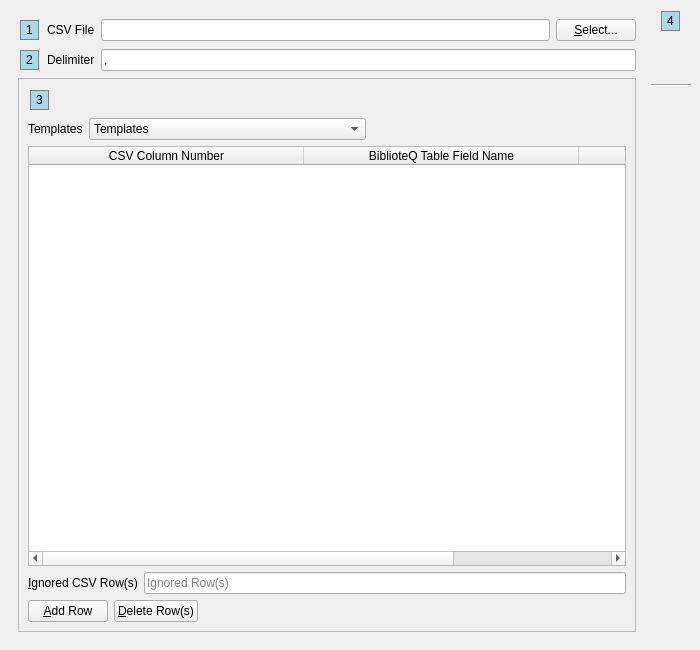
The window that UI/biblioteq_import.ui (textbrowser/biblioteq) describes before a commit, drawn with Qt 5.
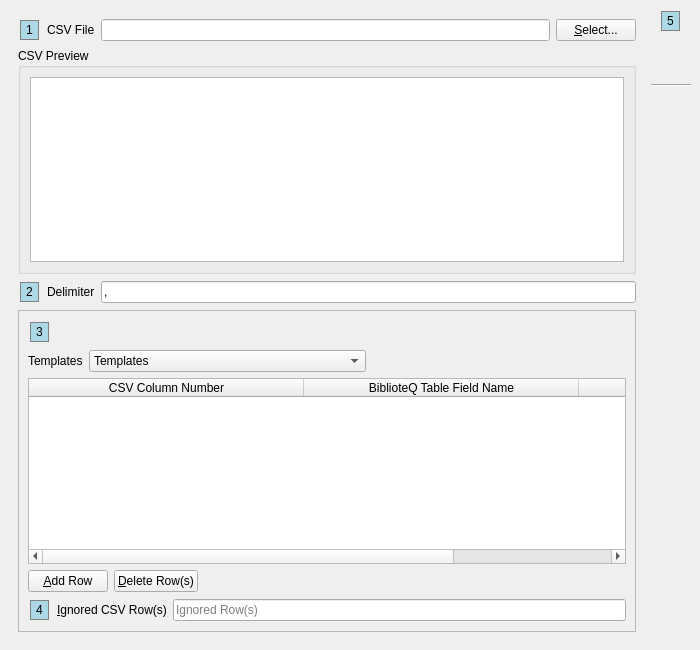
The same window after the commit. Icons and pictures are not drawn.

Commit message: CSV preview.

The edit to the form file:
```diff
--- a/UI/biblioteq_import.ui
+++ b/UI/biblioteq_import.ui
@@ -68,6 +68,34 @@
          </item>
         </layout>
        </item>
+       <item>
+        <widget class="QGroupBox" name="groupBox">
+         <property name="title">
+          <string>CSV Preview</string>
+         </property>
+         <layout class="QVBoxLayout" name="verticalLayout_3">
+          <item>
+           <widget class="QTableWidget" name="preview">
+            <property name="alternatingRowColors">
+             <bool>true</bool>
+            </property>
+            <property name="selectionMode">
+             <enum>QAbstractItemView::SingleSelection</enum>
+            </property>
+            <property name="selectionBehavior">
+             <enum>QAbstractItemView::SelectRows</enum>
+            </property>
+            <property name="horizontalScrollMode">
+             <enum>QAbstractItemView::ScrollPerPixel</enum>
+            </property>
+            <attribute name="horizontalHeaderStretchLastSection">
+             <bool>true</bool>
+            </attribute>
+           </widget>
+          </item>
+         </layout>
+        </widget>
+       </item>
        <item>
         <layout class="QHBoxLayout" name="horizontalLayout_5">
          <item>
@@ -121,7 +149,7 @@
             <x>0</x>
             <y>0</y>
             <width>620</width>
-            <height>540</height>
+            <height>330</height>
            </rect>
           </property>
           <layout class="QVBoxLayout" name="verticalLayout_2">
@@ -249,8 +277,60 @@
              </widget>
             </widget>
            </item>
+           <item>
+            <layout class="QHBoxLayout" name="horizontalLayout_3">
+             <item>
+              <widget class="QPushButton" name="add_row">
+               <property name="text">
+                <string>&amp;Add Row</string>
+               </property>
+              </widget>
+             </item>
+             <item>
+              <widget class="QPushButton" name="delete_row">
+               <property name="text">
+                <string>&amp;Delete Row(s)</string>
+               </property>
+              </widget>
+             </item>
+             <item>
+              <spacer name="horizontalSpacer">
+               <property name="orientation">
+                <enum>Qt::Horizontal</enum>
+               </property>
+               <property name="sizeHint" stdset="0">
+                <size>
+                 <width>40</width>
+                 <height>20</height>
+                </size>
+               </property>
+              </spacer>
+             </item>
+            </layout>
+           </item>
            <item>
             <layout class="QHBoxLayout" name="horizontalLayout_10">
+             <item>
+              <widget class="QLabel" name="label_109">
+               <property name="sizePolicy">
+                <sizepolicy hsizetype="Fixed" vsizetype="Fixed">
+                 <horstretch>0</horstretch>
+                 <verstretch>0</verstretch>
+                </sizepolicy>
+               </property>
+               <property name="styleSheet">
+                <string notr="true">QLabel {
+ border: 1px solid gray;
+ background-color: lightblue;
+ margin: 2px;
+ padding: 2px;
+ }</string>
+               </property>
+               <property name="text">
+                <string>4</string>
+               </property>
+              </widget>
+             </item>
              <item>
               <widget class="QLabel" name="label_2">
                <property name="text">
@@ -273,37 +353,6 @@
              </item>
             </layout>
            </item>
-           <item>
-            <layout class="QHBoxLayout" name="horizontalLayout_3">
-             <item>
-              <widget class="QPushButton" name="add_row">
-               <property name="text">
-                <string>&amp;Add Row</string>
-               </property>
-              </widget>
-             </item>
-             <item>
-              <widget class="QPushButton" name="delete_row">
-               <property name="text">
-                <string>&amp;Delete Row(s)</string>
-               </property>
-              </widget>
-             </item>
-             <item>
-              <spacer name="horizontalSpacer">
-               <property name="orientation">
-                <enum>Qt::Horizontal</enum>
-               </property>
-               <property name="sizeHint" stdset="0">
-                <size>
-                 <width>40</width>
-                 <height>20</height>
-                </size>
-               </property>
-              </spacer>
-             </item>
-            </layout>
-           </item>
           </layout>
          </widget>
         </widget>
@@ -332,7 +381,7 @@
  }</string>
           </property>
           <property name="text">
-           <string>4</string>
+           <string>5</string>
           </property>
          </widget>
         </item>
```
Left out of the diff: 3 changed lines with no effect on the pictures. The commit also changes 1 other file.
